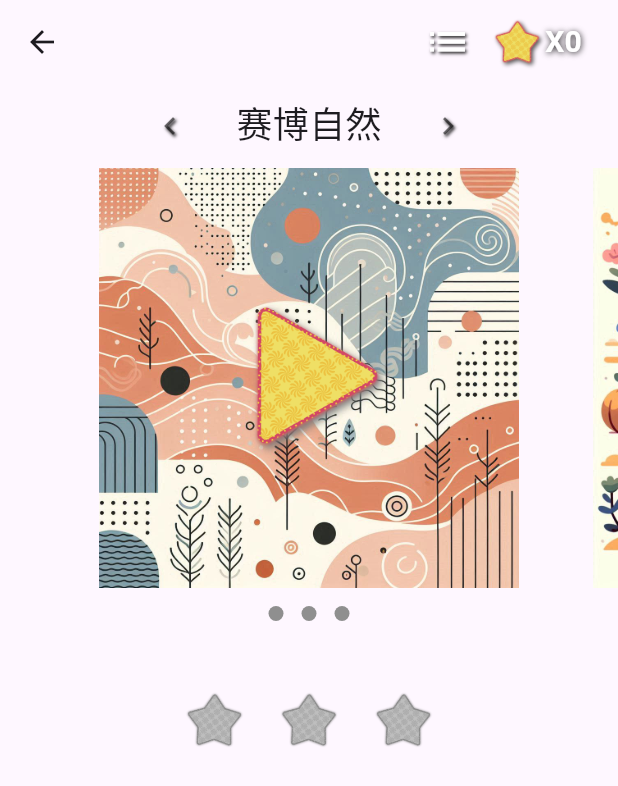
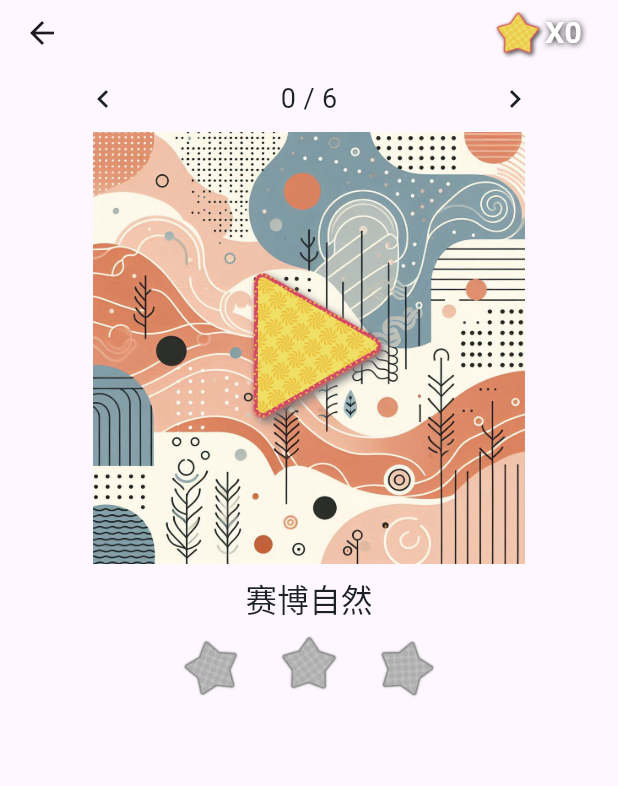
Before and after one commit to Qing-cpu/sliding_puzzle, a Flutter app: the LevelSelect screen opened directly, on a phone screen of 412 x 824 dp. Shown: the top 786 px of the screen. Run offline on Flutter 3.47's test engine with Material 3 defaults, Android fonts, the phone set to English and light mode, and no system bars; our stand-ins replace audioplayers, shared_preferences; accounts and stored records are empty; generated files the repository leaves out were written again.

Commit message:
feat: 修改 Level Page 页面

```diff
--- a/lib/pages/cus_widget/stars_count.dart
+++ b/lib/pages/cus_widget/stars_count.dart
@@ -1,7 +1,7 @@
 import 'package:flutter/material.dart';
 
 class StarsCount extends StatelessWidget {
-  const StarsCount(this.hasCount, {super.key,this.maxCount = 3,this.size = 46});
+  const StarsCount(this.hasCount, {super.key, this.maxCount = 3, this.size = 46});
 
   final int? hasCount;
 
@@ -13,31 +13,50 @@ class StarsCount extends StatelessWidget {
 
   @override
   Widget build(BuildContext context) {
-    return Container(
-      alignment: Alignment.center,
-      height: 100,
-      child: Row(
+    return Row(
       crossAxisAlignment: CrossAxisAlignment.center,
       mainAxisAlignment: MainAxisAlignment.center,
       spacing: 17,
-        children: List.generate(
-          3,
-              (i) => AnimatedSwitcher(
+      children: [
+        AnimatedSwitcher(
           duration: Duration(milliseconds: 300),
-            child:
-            Image.asset(
+          child: Transform.rotate(
+            angle: 1,
+            child: Image.asset(
               height: size,
               width: size,
-                key: Key('${i < _count}'),
-                i < _count ? 'assets/images/star_s.png' : 'assets/images/star_d.png'),
-            // Icon(
-            //   color: i < _count ? Colors.yellow.shade400 : Color(0xFFE4CBC8),
-            //   size: size,
-            //   Icons.star_sharp,
-            // ),
+              key: Key('${0 < _count}'),
+              0 < _count ? 'assets/images/star_s.png' : 'assets/images/star_d.png',
             ),
           ),
         ),
+
+        Transform.translate(
+          offset: Offset(0.0, -3.0),
+          child: AnimatedSwitcher(
+            duration: Duration(milliseconds: 300),
+            child: Image.asset(
+              height: size,
+              width: size,
+              key: Key('${1 < _count}'),
+              1 < _count ? 'assets/images/star_s.png' : 'assets/images/star_d.png',
+            ),
+          ),
+        ),
+
+        AnimatedSwitcher(
+          duration: Duration(milliseconds: 300),
+          child: Transform.rotate(
+            angle: -1,
+            child: Image.asset(
+              height: size,
+              width: size,
+              key: Key('${2 < _count}'),
+              2 < _count ? 'assets/images/star_s.png' : 'assets/images/star_d.png',
+            ),
+          ),
+        ),
+      ],
     );
   }
 }
--- a/lib/pages/level_list_page.dart
+++ b/lib/pages/level_list_page.dart
@@ -22,6 +22,7 @@ class LevelListPage extends StatelessWidget {
   Widget build(BuildContext context) {
     return Scaffold(
       appBar: AppBar(
+          toolbarHeight: 44,
         actions: [
           StarCount()
         ],
--- a/lib/pages/level_select.dart
+++ b/lib/pages/level_select.dart
@@ -1,3 +1,4 @@
+import 'package:flutter/cupertino.dart';
 import 'package:flutter/material.dart';
 import 'package:sliding_puzzle/data/db_tools/db_tools.dart';
 import 'package:sliding_puzzle/data/db_tools/level_data.dart';
@@ -17,7 +18,6 @@ class LevelSelect extends StatefulWidget {
 }
 
 class _LevelSelectState extends State<LevelSelect> {
-  final _heightBox8 = const SizedBox(height: 8);
   int _index = 0;
   final levels = Levels.levelInfos;
   late final PageController _pageController;
@@ -36,7 +36,7 @@ class _LevelSelectState extends State<LevelSelect> {
     super.initState();
     final maxId = DBTools.maxLevelId;
     _index = Levels.levelInfos.indexWhere((i) => i.id == maxId);
-    _pageController = PageController(viewportFraction: 0.8, initialPage: _index);
+    _pageController = PageController(initialPage: _index);
     _pageController.addListener(_listener);
   }
 
@@ -60,7 +60,7 @@ class _LevelSelectState extends State<LevelSelect> {
   }
 
   void _openLevelListPage() =>
-      Navigator.of(context).push(MaterialPageRoute(builder: (BuildContext context) => LevelListPage(pageController: _pageController)));
+      Navigator.of(context).push(CupertinoPageRoute(builder: (BuildContext context) => LevelListPage(pageController: _pageController)));
 
   _onPressedLeftIcon() =>
       _pageController.animateToPage(_pageController.page!.toInt() - 1, duration: Duration(milliseconds: 200), curve: Curves.easeInOut);
@@ -68,77 +68,42 @@ class _LevelSelectState extends State<LevelSelect> {
   _onPressedRightIcon() =>
       _pageController.animateToPage(_pageController.page!.toInt() + 1, duration: Duration(milliseconds: 200), curve: Curves.easeInOut);
 
+  String mil2TimeString(int mil) {
+    return '${mil ~/ 60000} m ${mil ~/ 1000 % 60} s ${mil % 1000 ~/ 10} ms';
+  }
+
   @override
   Widget build(BuildContext context) {
     return Scaffold(
-      appBar: AppBar(actions: [
-        IconButton(
-          icon: Icon(Icons.list,
-          size: 31,
-            color: Colors.white,
-            shadows: [
-              Shadow(
-                color: Colors.black87,
-                blurRadius: 2,
-                offset: Offset(1, 1),
-              )
-            ],
-          ), onPressed: _openLevelListPage,
-        ),
-        GestureDetector(
-            onTap: _openLevelListPage,
-            child: StarCount()),
-        SizedBox(
-          width: 8,
-        ),
-      ]),
+      appBar: AppBar(toolbarHeight: 44, actions: [GestureDetector(onTap: _openLevelListPage, child: StarCount()), SizedBox(width: 8)]),
       body: Column(
         children: [
-          _heightBox8,
+          // < icon, level 序列, > icon
           SizedBox(
-            height: 36,
+            height: 44,
             child: Row(
               mainAxisAlignment: MainAxisAlignment.center,
               children: [
+                Expanded(child: IconButton(onPressed: _onPressedLeftIcon, icon: Icon(Icons.chevron_left, color: const Color(0xFF1D2129)))),
                 Expanded(
-                  child: Container(
-                    alignment: Alignment.centerRight,
-                    child: IconButton(
-                      onPressed: _onPressedLeftIcon,
-                      icon: Icon(
-                        Icons.chevron_left,
-                        shadows: [Shadow(color: Colors.black87, blurRadius: 2, offset: Offset(1, 1))],
-                        color: Colors.black54,
-                      ),
-                    ),
+                  child: Center(
+                    child: Text('$_index / ${Levels.levelInfos.length}', style: TextStyle(color: const Color(0xFF1D2129), fontSize: 18)),
                   ),
                 ),
-                Expanded(child: Center(child: Text(Levels.levelInfos[_index].name, style: TextStyle(fontSize: 24)))),
                 Expanded(
-                  child: Container(
-                    alignment: Alignment.centerLeft,
-                    child: IconButton(
-                      onPressed: _onPressedRightIcon,
-                      icon: Icon(
-                        color: Colors.black54,
-                        shadows: [Shadow(color: Colors.black87, blurRadius: 2, offset: Offset(1, 1))],
-                        Icons.chevron_right,
-                      ),
-                    ),
-                  ),
+                  child: IconButton(onPressed: _onPressedRightIcon, icon: Icon(color: const Color(0xFF1D2129), Icons.chevron_right)),
                 ),
               ],
             ),
           ),
-          _heightBox8,
+          // level page view
           SizedBox(
             height: 288,
             child: PageView.builder(
               controller: _pageController,
               itemCount: levels.length,
               itemBuilder: (BuildContext context, int i) {
-                return Padding(
-                  padding: const EdgeInsets.all(4.0),
+                return Container(
                   child:
                       i <= DBTools.maxLevelId + 1
                           ? StartBox(
@@ -153,15 +118,19 @@ class _LevelSelectState extends State<LevelSelect> {
               },
             ),
           ),
-
-          // 大小
-          _heightBox8,
-          LevelSizePoint(count: levels[_index].size),
-          _heightBox8,
-          _heightBox8,
+          const SizedBox(height: 8),
+          // level name
+          Text(Levels.levelInfos[_index].name, style: TextStyle(fontSize: 21, fontWeight: FontWeight.normal, color: Color(0xff1D2129))),
+          const SizedBox(height: 8),
+          // 星星
           StarsCount(leveData?.starCount),
-          // Text('大小: ${_levelInfo.size} X ${_levelInfo.size}'),
-          // Expanded(child: Container()),
+          const SizedBox(height: 8),
+          // 记录
+          if (leveData != null)
+            Text(
+              '记录：${mil2TimeString(leveData!.timeMil)}',
+              style: TextStyle(fontSize: 14, fontWeight: FontWeight.normal, color: Color(0xff7d8aa1)),
+            ),
         ],
       ),
     );
--- a/lib/pages/start_page.dart
+++ b/lib/pages/start_page.dart
@@ -42,7 +42,7 @@ class StartPage extends StatelessWidget {
                 // height: ,
                 width: 251,
                 height: 79,
-                child: Center(child: Text('Start', style: TextStyle(fontSize: 50))),
+                child: Center(child: Text('Start', style: TextStyle(fontSize: 24,))),
               ),
             ),
             SizedBox(height: 53),
```
Lines whose indentation alone changed are shown as unchanged.
